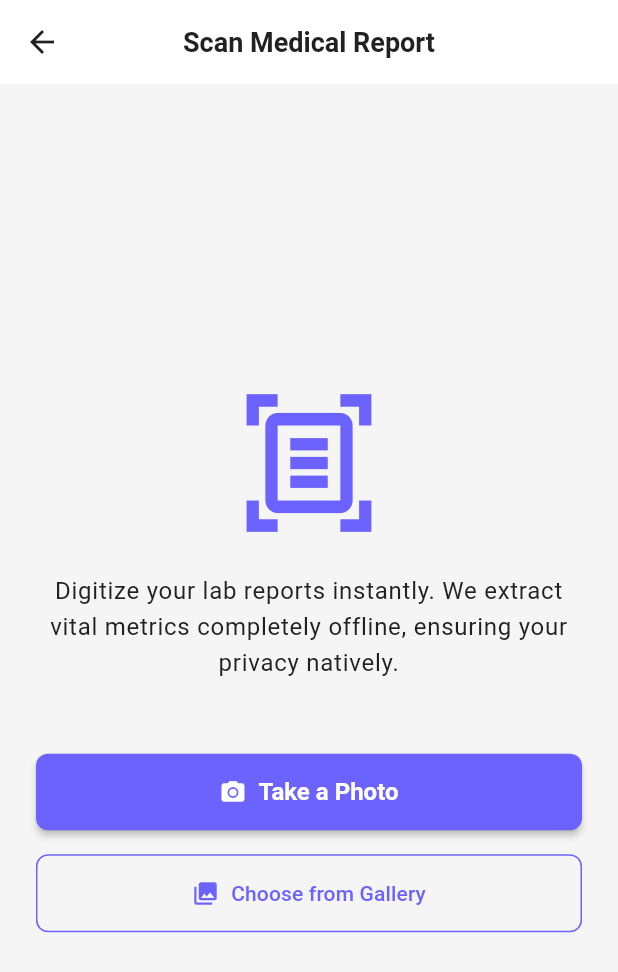
After one commit to sulekhniwal-star/Fitness-App, a Flutter app: the MedicalScannerScreen screen opened directly, after a tap on "Take a Photo", on a phone screen of 412 x 824 dp. The commit adds this screen. Shown: the top 972 px of the screen. Run offline on Flutter 3.47's test engine with Material 3 defaults, Android fonts, the phone set to English and light mode, and no system bars; our stand-ins replace connectivity_plus, fl_chart, flutter_riverpod, flutter_secure_storage, go_router, hive and 5 more; missing offline and left inert: barcode_scan2, google_mlkit_text_recognition; accounts and stored records are empty.

Commit message:
feat(phase-3): Implement Medical OCR Scanner

```diff
--- /dev/null
+++ b/fitkarma/lib/presentation/screens/profile/medical_scanner_screen.dart
@@ -0,0 +1,242 @@
+import 'package:flutter/material.dart';
+import 'package:flutter_riverpod/flutter_riverpod.dart';
+import 'package:image_picker/image_picker.dart';
+import 'package:google_mlkit_text_recognition/google_mlkit_text_recognition.dart';
+import 'package:uuid/uuid.dart';
+
+import '../../../core/theme/app_theme.dart';
+import '../../../data/providers/auth_provider.dart';
+import '../../../data/providers/karma_provider.dart';
+import '../../../core/storage/hive_service.dart';
+import '../../../core/sync/sync_service.dart';
+import '../../../domain/services/medical_parser_service.dart';
+import '../../../data/models/medical_record_model.dart';
+
+class MedicalScannerScreen extends ConsumerStatefulWidget {
+  const MedicalScannerScreen({super.key});
+
+  @override
+  ConsumerState<MedicalScannerScreen> createState() =>
+      _MedicalScannerScreenState();
+}
+
+class _MedicalScannerScreenState extends ConsumerState<MedicalScannerScreen> {
+  final ImagePicker _picker = ImagePicker();
+  final TextRecognizer _textRecognizer = TextRecognizer();
+
+  bool _isProcessing = false;
+
+  Future<void> _processImage(ImageSource source) async {
+    try {
+      final XFile? image = await _picker.pickImage(source: source);
+      if (image == null) return;
+
+      setState(() {
+        _isProcessing = true;
+      });
+
+      final inputImage = InputImage.fromFilePath(image.path);
+      final RecognizedText recognizedText =
+          await _textRecognizer.processImage(inputImage);
+
+      final String rawText = recognizedText.text;
+
+      // Parse Using our new static Regex Map Service
+      final parsedData = MedicalParserService.parseText(rawText);
+
+      setState(() {
+        _isProcessing = false;
+      });
+
+      if (!mounted) return;
+
+      if (parsedData.isEmpty) {
+        ScaffoldMessenger.of(context).showSnackBar(
+          const SnackBar(
+              content:
+                  Text('No recognizable medical data found in the image.')),
+        );
+        return;
+      }
+
+      _showEditableDialog(parsedData);
+    } catch (e) {
+      if (!mounted) return;
+      setState(() {
+        _isProcessing = false;
+      });
+      ScaffoldMessenger.of(context).showSnackBar(
+        SnackBar(content: Text('Error analyzing image: $e')),
+      );
+    }
+  }
+
+  void _showEditableDialog(Map<String, String> data) {
+    // Keep internal local state for the dialog form edits
+    final Map<String, TextEditingController> controllers = {};
+    for (var entry in data.entries) {
+      controllers[entry.key] = TextEditingController(text: entry.value);
+    }
+
+    showDialog(
+      context: context,
+      barrierDismissible: false,
+      builder: (ctx) {
+        return AlertDialog(
+          title: const Text('Verify Scanned Data'),
+          content: SingleChildScrollView(
+            child: Column(
+              mainAxisSize: MainAxisSize.min,
+              children: controllers.entries.map((entry) {
+                return Padding(
+                  padding: const EdgeInsets.only(bottom: 12.0),
+                  child: TextFormField(
+                    controller: entry.value,
+                    decoration: InputDecoration(
+                      labelText: entry.key.toUpperCase(),
+                      border: const OutlineInputBorder(),
+                    ),
+                  ),
+                );
+              }).toList(),
+            ),
+          ),
+          actions: [
+            TextButton(
+              onPressed: () => Navigator.of(context).pop(),
+              child: const Text('Cancel'),
+            ),
+            ElevatedButton(
+              onPressed: () {
+                final user = ref.read(authStateProvider).user;
+                if (user == null) return;
+
+                final now = DateTime.now();
+
+                // Build models from validated controllers natively
+                for (var key in controllers.keys) {
+                  final val = controllers[key]!.text;
+                  if (val.isEmpty) continue;
+
+                  final record = MedicalRecordModel(
+                    id: const Uuid().v4(),
+                    userId: user.id,
+                    type: key,
+                    value: val,
+                    unit: _getUnitForType(key),
+                    date: now,
+                  );
+
+                  // Save Offline
+                  HiveService.medicalBox.put(record.id, record);
+
+                  // Queue Pocketbase Sync Syncronization Map Explicitly
+                  ref.read(syncServiceProvider).enqueueAction(
+                        collection: 'medical_records',
+                        operation: 'create',
+                        data: record.toJson(),
+                      );
+                }
+
+                // Award Karma Points explicitly mapped natively mapping 25 points successfully globally
+                ref
+                    .read(karmaProvider.notifier)
+                    .earnKarma(25, 'Uploaded Report Map');
+
+                Navigator.of(context).pop();
+
+                ScaffoldMessenger.of(context).showSnackBar(
+                  const SnackBar(
+                    content: Text('+25 Karma! Records safely logged offline.'),
+                    backgroundColor: AppTheme.primaryColor,
+                  ),
+                );
+
+                // Exit Scanner Screen back into Profile safely
+                Navigator.of(context).pop();
+              },
+              child: const Text('Save to Profile'),
+            )
+          ],
+        );
+      },
+    );
+  }
+
+  String _getUnitForType(String type) {
+    switch (type) {
+      case 'hba1c':
+        return '%';
+      case 'bp':
+        return 'mmHg';
+      case 'cholesterol':
+        return 'mg/dL';
+      case 'glucose':
+        return 'mg/dL';
+      case 'hemoglobin':
+        return 'g/dL';
+      default:
+        return '';
+    }
+  }
+
+  @override
+  void dispose() {
+    _textRecognizer.close();
+    super.dispose();
+  }
+
+  @override
+  Widget build(BuildContext context) {
+    return Scaffold(
+      appBar: AppBar(
+        title: const Text('Scan Medical Report'),
+      ),
+      body: Center(
+        child: Padding(
+          padding: const EdgeInsets.all(24.0),
+          child: Column(
+            mainAxisAlignment: MainAxisAlignment.center,
+            children: [
+              const Icon(
+                Icons.document_scanner_outlined,
+                size: 100,
+                color: AppTheme.primaryColor,
+              ),
+              const SizedBox(height: 24),
+              Text(
+                'Digitize your lab reports instantly. We extract vital metrics completely offline, ensuring your privacy natively.',
+                textAlign: TextAlign.center,
+                style: Theme.of(context).textTheme.bodyLarge,
+              ),
+              const SizedBox(height: 48),
+              if (_isProcessing)
+                const CircularProgressIndicator()
+              else ...[
+                ElevatedButton.icon(
+                  onPressed: () => _processImage(ImageSource.camera),
+                  icon: const Icon(Icons.camera_alt),
+                  label: const Text('Take a Photo'),
+                  style: ElevatedButton.styleFrom(
+                    minimumSize: const Size(double.infinity, 50),
+                    backgroundColor: AppTheme.primaryColor,
+                    foregroundColor: Colors.white,
+                  ),
+                ),
+                const SizedBox(height: 16),
+                OutlinedButton.icon(
+                  onPressed: () => _processImage(ImageSource.gallery),
+                  icon: const Icon(Icons.photo_library),
+                  label: const Text('Choose from Gallery'),
+                  style: OutlinedButton.styleFrom(
+                    minimumSize: const Size(double.infinity, 50),
+                  ),
+                ),
+              ],
+            ],
+          ),
+        ),
+      ),
+    );
+  }
+}
```
Also changed, not shown: fitkarma/lib/presentation/screens/profile/profile_screen.dart (+7 -1 lines), 2 other files.
